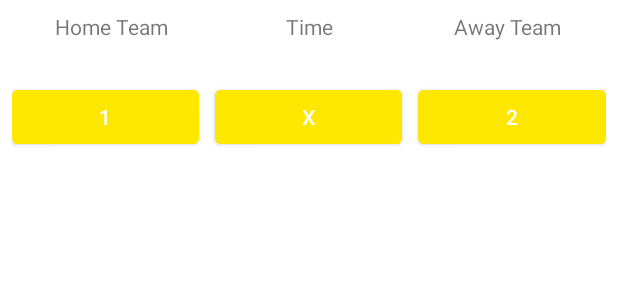
After one commit to Fiko99/InzBet, an Android app: the layout match_component.xml on its own in the app's theme, with its tools: preview values and no code run, on a phone screen of 412 x 824 dp. The commit adds this screen. Shown: the top 300 px of the screen. Run offline under Robolectric (Android 15) with nearby library versions, the phone set to English and light mode, and no system bars.

Commit message:
Added Match Component

```diff
--- a/app/src/main/java/com/example/inzbet/fragments/MatchesFragment.java
+++ b/app/src/main/java/com/example/inzbet/fragments/MatchesFragment.java
@@ -114,7 +114,7 @@ class HttpGetRequest extends AsyncTask<String, Void, Root> {
                 param = s;
                 break;
             }
-            URL url = new URL("https://api.football-data.org/v2/competitions/"+ param +"/matches");
+            URL url = new URL("https://api.football-data.org/v2/competitions/"+ param +"/matches?status=SCHEDULED");
             con = (HttpURLConnection) url.openConnection();
             con.setRequestProperty("Accept", "application/json");
             con.setRequestProperty("X-Auth-Token", apiToken);
--- a/app/src/main/res/layout/fragment_matches.xml
+++ b/app/src/main/res/layout/fragment_matches.xml
@@ -4,19 +4,6 @@
     xmlns:tools="http://schemas.android.com/tools"
     android:layout_width="match_parent"
     android:layout_height="match_parent">
-
-    <TextView
-        android:id="@+id/text_matches"
-        android:layout_width="wrap_content"
-        android:layout_height="wrap_content"
-        android:layout_centerInParent="true"
-        android:text="Mecze"
-        android:textAlignment="center"
-        android:textSize="20sp"
-        app:layout_constraintBottom_toBottomOf="parent"
-        app:layout_constraintEnd_toEndOf="parent"
-        app:layout_constraintStart_toStartOf="parent"
-        app:layout_constraintTop_toTopOf="parent" />
 
     <TextView
         android:id="@+id/textView"
@@ -39,4 +26,17 @@
         app:layout_constraintStart_toStartOf="parent"
         app:layout_constraintTop_toTopOf="parent"
         app:layout_constraintVertical_bias="0.11" />
+
+    <androidx.recyclerview.widget.RecyclerView
+        android:id="@+id/matchRV"
+        android:layout_width="wrap_content"
+        android:layout_height="wrap_content"
+        app:layout_constraintBottom_toBottomOf="parent"
+        app:layout_constraintEnd_toEndOf="parent"
+        app:layout_constraintHorizontal_bias="0.0"
+        app:layout_constraintStart_toStartOf="parent"
+        app:layout_constraintTop_toTopOf="parent"
+        app:layout_constraintVertical_bias="0.385" />
+
+
 </androidx.constraintlayout.widget.ConstraintLayout>
--- /dev/null
+++ b/app/src/main/res/layout/match_component.xml
@@ -0,0 +1,96 @@
+<?xml version="1.0" encoding="utf-8"?>
+<LinearLayout xmlns:android="http://schemas.android.com/apk/res/android"
+    xmlns:app="http://schemas.android.com/apk/res-auto"
+    android:layout_width="match_parent"
+    android:layout_height="wrap_content"
+    android:padding="8dp">
+
+    <LinearLayout
+        android:layout_width="match_parent"
+        android:layout_height="wrap_content"
+        android:layout_weight="1"
+        android:orientation="vertical">
+
+        <LinearLayout
+            android:layout_width="match_parent"
+            android:layout_height="wrap_content"
+            android:layout_weight="1"
+            android:orientation="horizontal">
+
+
+            <TextView
+                android:id="@+id/homeTeam"
+                android:layout_width="match_parent"
+                android:layout_height="46dp"
+                android:layout_weight="1"
+                android:text="Home Team"
+                android:textAlignment="center" />
+
+            <TextView
+                android:id="@+id/time"
+                android:layout_width="match_parent"
+                android:layout_height="match_parent"
+                android:layout_weight="1"
+                android:text="Time"
+                android:textAlignment="center" />
+
+            <TextView
+                android:id="@+id/awayTeam"
+                android:layout_width="match_parent"
+                android:layout_height="46dp"
+                android:layout_weight="1"
+                android:text="Away Team"
+                android:textAlignment="center"/>
+        </LinearLayout>
+
+        <LinearLayout
+            android:layout_width="match_parent"
+            android:layout_height="match_parent"
+            android:orientation="horizontal">
+
+            <Button
+                android:id="@+id/button3"
+                android:layout_width="wrap_content"
+                android:layout_height="wrap_content"
+                android:layout_weight="1"
+                android:text="1"
+                android:backgroundTint="#ffe800"
+                />
+
+            <Space
+                android:layout_width="wrap_content"
+                android:layout_height="match_parent"
+                android:layout_weight="0.3" />
+
+            <Button
+                android:id="@+id/button4"
+                android:layout_width="wrap_content"
+                android:layout_height="match_parent"
+                android:layout_weight="1"
+                android:backgroundTint="#ffe800"
+                android:text="X" />
+
+            <Space
+                android:layout_width="wrap_content"
+                android:layout_height="match_parent"
+                android:layout_weight="0.3" />
+
+            <Button
+                android:id="@+id/button5"
+                android:layout_width="wrap_content"
+                android:layout_height="wrap_content"
+                android:layout_weight="1"
+                android:text="2"
+                android:backgroundTint="#ffe800"/>
+
+        </LinearLayout>
+
+        <View
+            android:id="@+id/divider"
+            android:layout_width="match_parent"
+            android:layout_height="0dp"
+            android:layout_weight="0"
+            android:background="?android:attr/listDivider" />
+
+    </LinearLayout>
+</LinearLayout>
--- a/build.gradle
+++ b/build.gradle
@@ -5,7 +5,7 @@ buildscript {
         mavenCentral()
     }
     dependencies {
-        classpath "com.android.tools.build:gradle:7.0.3"
+        classpath 'com.android.tools.build:gradle:7.0.4'
 
         // NOTE: Do not place your application dependencies here; they belong
         // in the individual module build.gradle files
```
